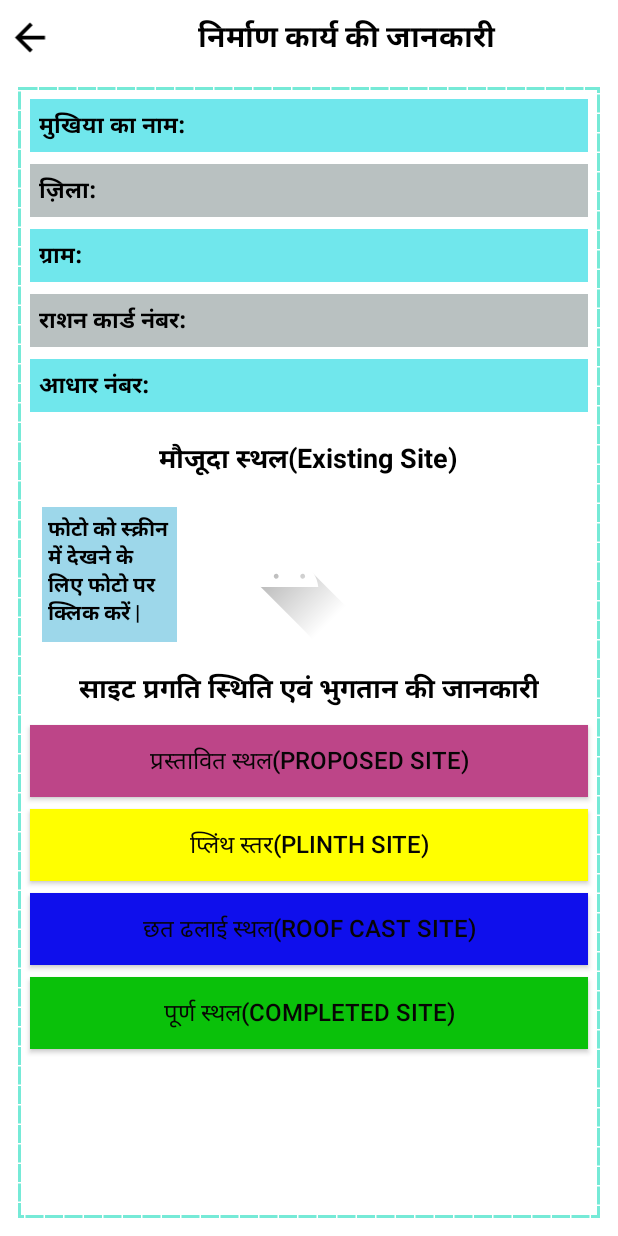
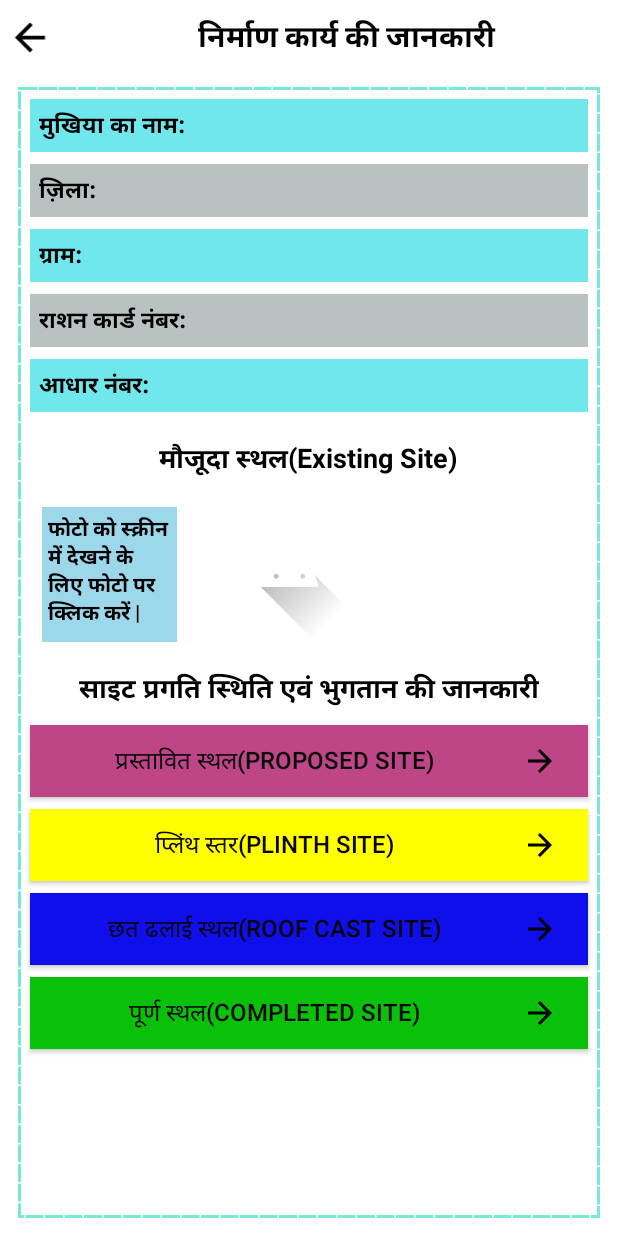
Before and after one commit to akashpandey1701/HousingApp, an Android app: the MainActivity screen opened directly, with no data from a screen before it, after a tap on an icon or button, on a phone screen of 412 x 824 dp. Run offline under Robolectric (Android 15) with nearby library versions, the phone set to English and light mode, and no system bars.

```diff
--- a/app/src/main/java/com/example/housingapp/MainActivity.java
+++ b/app/src/main/java/com/example/housingapp/MainActivity.java
@@ -46,9 +46,6 @@ public class MainActivity extends AppCompatActivity {
         villageList.add(new Village("मुखिया 1", "ग्राम 1", "जिला 1"));
         villageList.add(new Village("मुखिया 2", "ग्राम 2", "जिला 2"));
         villageList.add(new Village("मुखिया 3", "ग्राम 3", "जिला 3"));
-        villageList.add(new Village("मुखिया 1", "ग्राम 1", "जिला 1"));
-        villageList.add(new Village("मुखिया 2", "ग्राम 2", "जिला 2"));
-        villageList.add(new Village("मुखिया 3", "ग्राम 3", "जिला 3"));
 
         adapter = new VillageAdapter(villageList, this);
         recyclerView.setAdapter(adapter);
--- a/app/src/main/java/com/example/housingapp/MainActivity2.java
+++ b/app/src/main/java/com/example/housingapp/MainActivity2.java
@@ -4,6 +4,7 @@ import android.content.Intent;
 import android.os.Bundle;
 import android.view.View;
 import android.widget.Button;
+import android.widget.ImageView;
 
 import androidx.activity.EdgeToEdge;
 import androidx.appcompat.app.AppCompatActivity;
@@ -22,6 +23,7 @@ public class MainActivity2 extends AppCompatActivity {
         Button button1=findViewById(R.id.plinth_level_button);
         Button button2=findViewById(R.id.roof_slab_button);
         Button button3=findViewById(R.id.completed_site_button);
+        ImageView backButton=findViewById(R.id.backButton);
         button.setOnClickListener(new View.OnClickListener() {
             @Override
             public void onClick(View v) {
@@ -50,5 +52,10 @@ public class MainActivity2 extends AppCompatActivity {
                 startActivity(intent);
             }
         });
+        backButton.setOnClickListener(v ->
+        {
+            Intent intent=new Intent(MainActivity2.this, MainActivity.class);
+            startActivity(intent);
+        });
     }
 }
--- /dev/null
+++ b/app/src/main/res/drawable/ic_forward.xml
@@ -0,0 +1,5 @@
+<vector xmlns:android="http://schemas.android.com/apk/res/android" android:autoMirrored="true" android:height="24dp" android:tint="#000000" android:viewportHeight="24" android:viewportWidth="24" android:width="24dp">
+
+    <path android:fillColor="@android:color/white" android:pathData="M12,4l-1.41,1.41L16.17,11H4v2h12.17l-5.58,5.59L12,20l8,-8z"/>
+
+</vector>
--- a/app/src/main/res/layout/activity_main2.xml
+++ b/app/src/main/res/layout/activity_main2.xml
@@ -17,7 +17,7 @@
         android:background="#FFFFFF">
 
         <ImageView
-            android:id="@+id/imageView5"
+            android:id="@+id/backButton"
             android:layout_width="40dp"
             android:layout_height="match_parent"
             android:paddingTop="10dp"
@@ -189,6 +189,9 @@
             android:layout_margin="8dp"
             android:background="#BD4588"
             android:text="प्रस्तावित स्थल(Proposed Site)"
+            android:drawableRight="@drawable/ic_forward"
+            android:drawablePadding="2dp"
+            android:paddingEnd="20dp"
             android:textColor="#070505"
             android:textSize="16sp"
             app:layout_constraintTop_toBottomOf="@+id/content1"
@@ -201,8 +204,11 @@
             android:layout_height="wrap_content"
             android:layout_margin="8dp"
             android:background="#FFFF00"
+            android:drawableRight="@drawable/ic_forward"
+            android:drawablePadding="2dp"
             android:text="प्लिंथ स्तर(Plinth Site)"
             android:textColor="#070505"
+            android:paddingEnd="20dp"
             android:textSize="16sp"
             app:layout_constraintTop_toBottomOf="@+id/proposed_site_button"
             app:layout_constraintStart_toStartOf="parent"
@@ -215,11 +221,16 @@
             android:layout_margin="8dp"
             android:background="#0F0FEC"
             android:text="छत ढलाई स्थल(Roof Cast Site)"
-            android:textColor="#070505"
+            android:drawableEnd="@drawable/ic_forward"
+            android:drawablePadding="2dp"
+            android:paddingEnd="20dp"
+          android:textColor="#070505"
             android:textSize="16sp"
-            app:layout_constraintTop_toBottomOf="@+id/plinth_level_button"
-            app:layout_constraintStart_toStartOf="parent"
-            app:layout_constraintEnd_toEndOf="parent" />
+        app:layout_constraintTop_toBottomOf="@+id/plinth_level_button"
+        app:layout_constraintStart_toStartOf="parent"
+        app:layout_constraintEnd_toEndOf="parent" />
+
+
 
         <androidx.appcompat.widget.AppCompatButton
             android:id="@+id/completed_site_button"
@@ -228,6 +239,9 @@
             android:layout_margin="8dp"
             android:background="#0AC10A"
             android:text="पूर्ण स्थल(Completed Site)"
+            android:drawableRight="@drawable/ic_forward"
+            android:drawablePadding="2dp"
+            android:paddingEnd="20dp"
             android:textColor="#070505"
             android:textSize="16sp"
             app:layout_constraintTop_toBottomOf="@+id/roof_slab_button"
--- a/app/src/main/res/layout/activity_main3.xml
+++ b/app/src/main/res/layout/activity_main3.xml
@@ -17,7 +17,7 @@
         android:background="#FFFFFF">
 
         <ImageView
-            android:id="@+id/imageView5"
+            android:id="@+id/backButton"
             android:layout_width="40dp"
             android:layout_height="match_parent"
             android:paddingTop="10dp"
--- a/app/src/main/res/layout/items.xml
+++ b/app/src/main/res/layout/items.xml
@@ -9,6 +9,7 @@
         android:id="@+id/cardView"
         android:layout_width="0dp"
         android:layout_height="150dp"
+        android:background="@color/white"
         android:layout_margin="8dp"
         app:cardCornerRadius="8dp"
         app:cardElevation="4dp"
@@ -56,8 +57,8 @@
                     android:id="@+id/syncButton"
                     android:layout_height="wrap_content"
                     android:text="सिंक"
-                    android:textSize="23sp"
-                    android:padding="3dp"
+                    android:textSize="20sp"
+                    android:padding="2dp"
                     android:background="@color/blue"/>
             </LinearLayout>
         </LinearLayout>
```
Also changed, not shown: app/src/main/java/com/example/housingapp/FragmentInspection.java (+23 -2 lines), app/src/main/java/com/example/housingapp/MainActivity3.java (+9 -3 lines), app/src/main/res/layout/fragment_inspection.xml (+8 -1 lines).
